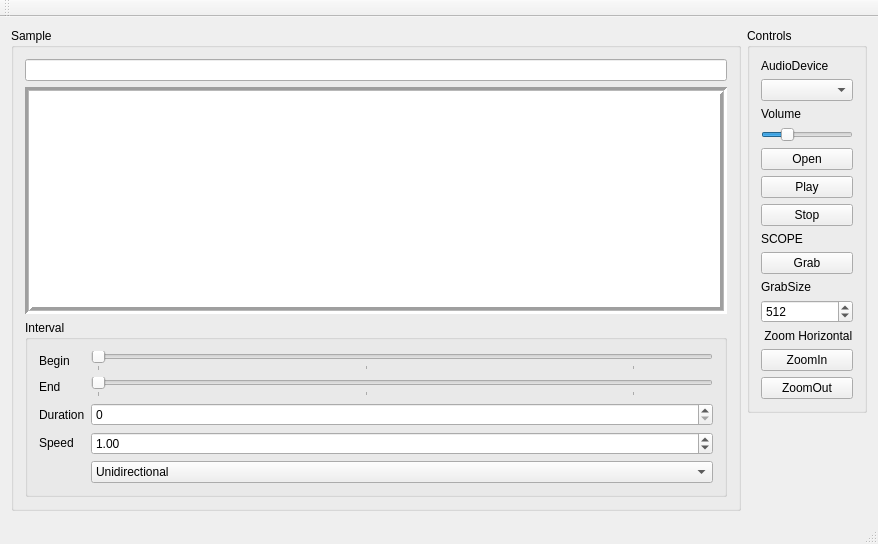
Qt form Synth1/mainwindow.ui (djeemie2000/SynthPlayground) before a commit.
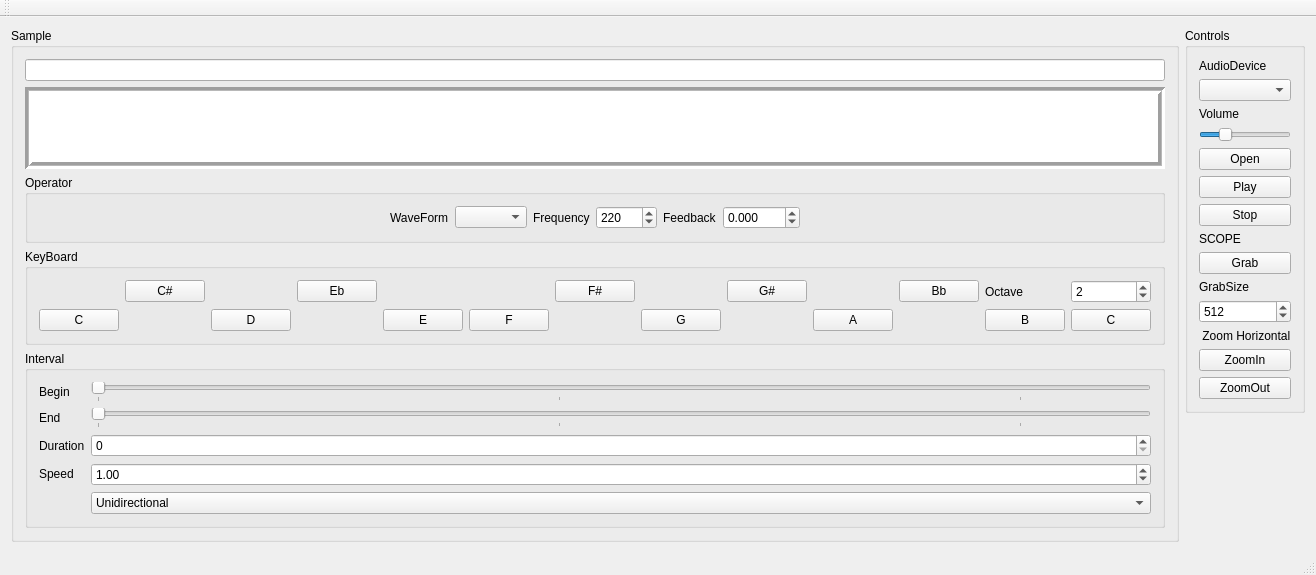
The same form after that commit.

Commit message: Synth1: multi waveform + feedback

The edit to the form file:
```diff
--- a/Synth1/mainwindow.ui
+++ b/Synth1/mainwindow.ui
@@ -61,6 +61,321 @@
          </property>
         </widget>
        </item>
+       <item>
+        <widget class="QGroupBox" name="groupBox">
+         <property name="sizePolicy">
+          <sizepolicy hsizetype="Preferred" vsizetype="Preferred">
+           <horstretch>0</horstretch>
+           <verstretch>0</verstretch>
+          </sizepolicy>
+         </property>
+         <property name="title">
+          <string>Operator</string>
+         </property>
+         <layout class="QHBoxLayout" name="horizontalLayout_2">
+          <item>
+           <spacer name="horizontalSpacer">
+            <property name="orientation">
+             <enum>Qt::Horizontal</enum>
+            </property>
+            <property name="sizeHint" stdset="0">
+             <size>
+              <width>40</width>
+              <height>20</height>
+             </size>
+            </property>
+           </spacer>
+          </item>
+          <item>
+           <widget class="QLabel" name="label_10">
+            <property name="text">
+             <string>WaveForm</string>
+            </property>
+           </widget>
+          </item>
+          <item>
+           <widget class="QComboBox" name="comboBox_WaveForm"/>
+          </item>
+          <item>
+           <widget class="QLabel" name="label_9">
+            <property name="text">
+             <string>Frequency</string>
+            </property>
+           </widget>
+          </item>
+          <item>
+           <widget class="QDoubleSpinBox" name="doubleSpinBox_Frequency">
+            <property name="decimals">
+             <number>0</number>
+            </property>
+            <property name="maximum">
+             <double>22050.000000000000000</double>
+            </property>
+            <property name="value">
+             <double>220.000000000000000</double>
+            </property>
+           </widget>
+          </item>
+          <item>
+           <widget class="QLabel" name="label_11">
+            <property name="text">
+             <string>Feedback</string>
+            </property>
+           </widget>
+          </item>
+          <item>
+           <widget class="QDoubleSpinBox" name="doubleSpinBox_Feedback">
+            <property name="decimals">
+             <number>3</number>
+            </property>
+            <property name="minimum">
+             <double>-1.000000000000000</double>
+            </property>
+            <property name="maximum">
+             <double>1000.000000000000000</double>
+            </property>
+            <property name="singleStep">
+             <double>0.001000000000000</double>
+            </property>
+           </widget>
+          </item>
+          <item>
+           <spacer name="horizontalSpacer_2">
+            <property name="orientation">
+             <enum>Qt::Horizontal</enum>
+            </property>
+            <property name="sizeHint" stdset="0">
+             <size>
+              <width>40</width>
+              <height>20</height>
+             </size>
+            </property>
+           </spacer>
+          </item>
+         </layout>
+        </widget>
+       </item>
+       <item>
+        <widget class="QGroupBox" name="groupBox_2">
+         <property name="title">
+          <string>KeyBoard</string>
+         </property>
+         <layout class="QGridLayout" name="gridLayout_2">
+          <item row="2" column="1">
+           <widget class="QPushButton" name="pushButton">
+            <property name="text">
+             <string>C</string>
+            </property>
+           </widget>
+          </item>
+          <item row="1" column="9">
+           <widget class="QPushButton" name="pushButton_12">
+            <property name="text">
+             <string>G#</string>
+            </property>
+           </widget>
+          </item>
+          <item row="2" column="5">
+           <widget class="QPushButton" name="pushButton_3">
+            <property name="text">
+             <string>E</string>
+            </property>
+           </widget>
+          </item>
+          <item row="2" column="9">
+           <spacer name="horizontalSpacer_9">
+            <property name="orientation">
+             <enum>Qt::Horizontal</enum>
+            </property>
+            <property name="sizeHint" stdset="0">
+             <size>
+              <width>40</width>
+              <height>20</height>
+             </size>
+            </property>
+           </spacer>
+          </item>
+          <item row="2" column="3">
+           <widget class="QPushButton" name="pushButton_2">
+            <property name="text">
+             <string>D</string>
+            </property>
+           </widget>
+          </item>
+          <item row="2" column="4">
+           <spacer name="horizontalSpacer_7">
+            <property name="orientation">
+             <enum>Qt::Horizontal</enum>
+            </property>
+            <property name="sizeHint" stdset="0">
+             <size>
+              <width>40</width>
+              <height>20</height>
+             </size>
+            </property>
+           </spacer>
+          </item>
+          <item row="2" column="16">
+           <spacer name="horizontalSpacer_4">
+            <property name="orientation">
+             <enum>Qt::Horizontal</enum>
+            </property>
+            <property name="sizeHint" stdset="0">
+             <size>
+              <width>40</width>
+              <height>20</height>
+             </size>
+            </property>
+           </spacer>
+          </item>
+          <item row="2" column="6">
+           <widget class="QPushButton" name="pushButton_4">
+            <property name="text">
+             <string>F</string>
+            </property>
+           </widget>
+          </item>
+          <item row="2" column="0">
+           <spacer name="horizontalSpacer_3">
+            <property name="orientation">
+             <enum>Qt::Horizontal</enum>
+            </property>
+            <property name="sizeHint" stdset="0">
+             <size>
+              <width>40</width>
+              <height>20</height>
+             </size>
+            </property>
+           </spacer>
+          </item>
+          <item row="1" column="4">
+           <widget class="QPushButton" name="pushButton_10">
+            <property name="text">
+             <string>Eb</string>
+            </property>
+           </widget>
+          </item>
+          <item row="2" column="13">
+           <widget class="QPushButton" name="pushButton_8">
+            <property name="text">
+             <string>C</string>
+            </property>
+           </widget>
+          </item>
+          <item row="2" column="2">
+           <spacer name="horizontalSpacer_6">
+            <property name="orientation">
+             <enum>Qt::Horizontal</enum>
+            </property>
+            <property name="sizeHint" stdset="0">
+             <size>
+              <width>40</width>
+              <height>20</height>
+             </size>
+            </property>
+           </spacer>
+          </item>
+          <item row="2" column="8">
+           <widget class="QPushButton" name="pushButton_5">
+            <property name="text">
+             <string>G</string>
+            </property>
+           </widget>
+          </item>
+          <item row="2" column="12">
+           <widget class="QPushButton" name="pushButton_7">
+            <property name="text">
+             <string>B</string>
+            </property>
+           </widget>
+          </item>
+          <item row="1" column="2">
+           <widget class="QPushButton" name="pushButton_9">
+            <property name="text">
+             <string>C#</string>
+            </property>
+           </widget>
+          </item>
+          <item row="1" column="11">
+           <widget class="QPushButton" name="pushButton_13">
+            <property name="text">
+             <string>Bb</string>
+            </property>
+           </widget>
+          </item>
+          <item row="1" column="7">
+           <widget class="QPushButton" name="pushButton_11">
+            <property name="text">
+             <string>F#</string>
+            </property>
+           </widget>
+          </item>
+          <item row="1" column="0">
+           <spacer name="horizontalSpacer_5">
+            <property name="orientation">
+             <enum>Qt::Horizontal</enum>
+            </property>
+            <property name="sizeHint" stdset="0">
+             <size>
+              <width>40</width>
+              <height>20</height>
+             </size>
+            </property>
+           </spacer>
+          </item>
+          <item row="2" column="10">
+           <widget class="QPushButton" name="pushButton_6">
+            <property name="text">
+             <string>A</string>
+            </property>
+           </widget>
+          </item>
+          <item row="2" column="7">
+           <spacer name="horizontalSpacer_8">
+            <property name="orientation">
+             <enum>Qt::Horizontal</enum>
+            </property>
+            <property name="sizeHint" stdset="0">
+             <size>
+              <width>40</width>
+              <height>20</height>
+             </size>
+            </property>
+           </spacer>
+          </item>
+          <item row="2" column="11">
+           <spacer name="horizontalSpacer_10">
+            <property name="orientation">
+             <enum>Qt::Horizontal</enum>
+            </property>
+            <property name="sizeHint" stdset="0">
+             <size>
+              <width>40</width>
+              <height>20</height>
+             </size>
+            </property>
+           </spacer>
+          </item>
+          <item row="1" column="12">
+           <widget class="QLabel" name="label_12">
+            <property name="text">
+             <string>Octave</string>
+            </property>
+           </widget>
+          </item>
+          <item row="1" column="13">
+           <widget class="QSpinBox" name="spinBox">
+            <property name="maximum">
+             <number>8</number>
+            </property>
+            <property name="value">
+             <number>2</number>
+            </property>
+           </widget>
+          </item>
+         </layout>
+        </widget>
+       </item>
        <item>
         <widget class="QGroupBox" name="groupBox_Interval">
          <property name="title">
```
The commit also changes 16 other files.
